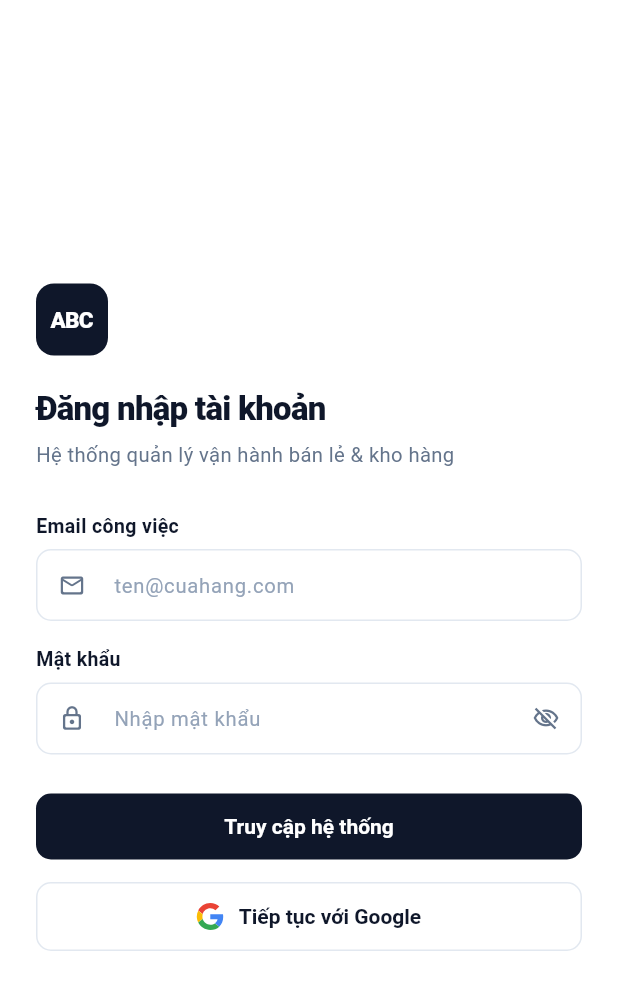
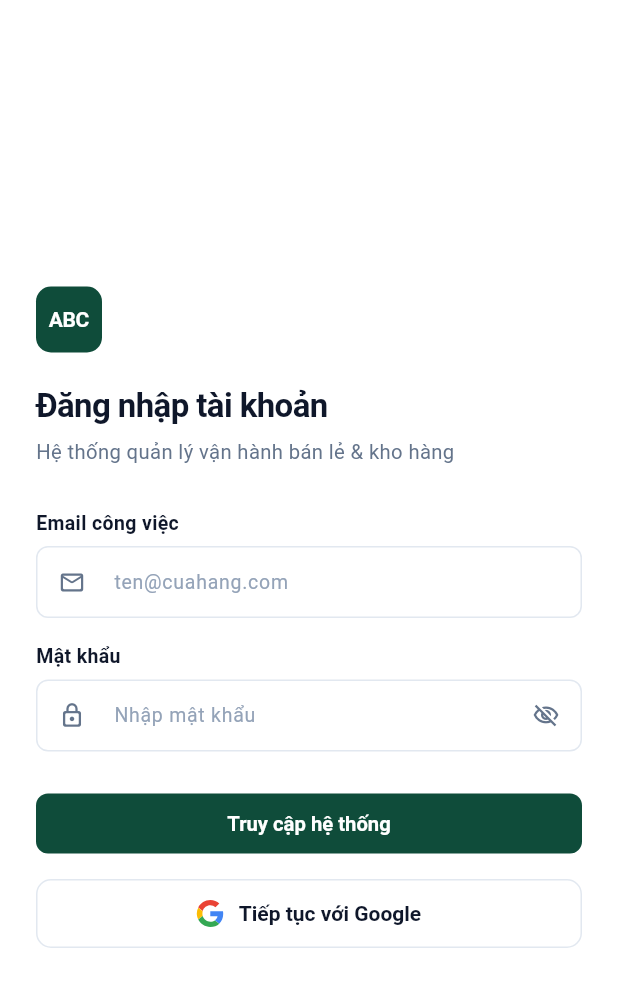
Before and after one commit to AI-Business-copilot/abc-app, a Flutter app: the screen it shows after launch, on a phone screen of 412 x 824 dp. Shown: the top 990 px of the screen. Run offline on Flutter 3.47's test engine with Material 3 defaults, Android fonts, the phone set to English and light mode, and no system bars; our stand-ins replace barcode_widget, dio, image_picker, pdf, printing, shared_preferences and 1 more; missing offline and left inert: mobile_scanner; accounts and stored records are empty.

Commit message:
style: align app theme and screens with unslop guidelines and brand palette

```diff
--- a/lib/core/theme/app_theme.dart
+++ b/lib/core/theme/app_theme.dart
@@ -2,8 +2,9 @@ import 'package:flutter/material.dart';
 
 class AppTheme {
   // Brand & Action
-  static const Color primary = Color(0xFF0F172A); // Slate 900
-  static const Color accent = Color(0xFF2563EB); // Royal Blue
+  static const Color primary = Color(0xFF0F172A); // Slate 900 / Graphite
+  static const Color accent = Color(0xFF0F4C3A); // ABC Retail Signature Forest Green
+  static const Color accentBg = Color(0xFFECFDF5); // Emerald 50
   static const Color surface = Color(0xFFFFFFFF);
   static const Color background = Color(0xFFF8FAFC); // Slate 50
   static const Color border = Color(0xFFE2E8F0); // Slate 200
@@ -11,11 +12,11 @@ class AppTheme {
   static const Color subtle = Color(0xFF94A3B8); // Slate 400
 
   // Semantic Status
-  static const Color success = Color(0xFF059669); // Emerald 600
+  static const Color success = Color(0xFF047857); // Emerald 700
   static const Color successBg = Color(0xFFECFDF5);
-  static const Color warning = Color(0xFFD97706); // Amber 600
+  static const Color warning = Color(0xFFB45309); // Amber 700
   static const Color warningBg = Color(0xFFFFFBEB);
-  static const Color danger = Color(0xFFDC2626); // Red 600
+  static const Color danger = Color(0xFFC1121F); // Red 700
   static const Color dangerBg = Color(0xFFFEF2F2);
 
   static ThemeData get lightTheme {
@@ -36,38 +37,38 @@ class AppTheme {
         scrolledUnderElevation: 0.5,
         titleTextStyle: TextStyle(
           color: primary,
-          fontSize: 16,
-          fontWeight: FontWeight.w700,
+          fontSize: 15.5,
+          fontWeight: FontWeight.w600,
           letterSpacing: -0.2,
         ),
-        iconTheme: IconThemeData(color: primary, size: 22),
+        iconTheme: IconThemeData(color: primary, size: 20),
       ),
       inputDecorationTheme: InputDecorationTheme(
         filled: true,
         fillColor: surface,
         contentPadding: const EdgeInsets.symmetric(horizontal: 14, vertical: 12),
-        hintStyle: const TextStyle(color: subtle, fontSize: 13.5),
+        hintStyle: const TextStyle(color: subtle, fontSize: 13),
         border: OutlineInputBorder(
-          borderRadius: BorderRadius.circular(10),
+          borderRadius: BorderRadius.circular(8),
           borderSide: const BorderSide(color: border),
         ),
         enabledBorder: OutlineInputBorder(
-          borderRadius: BorderRadius.circular(10),
+          borderRadius: BorderRadius.circular(8),
           borderSide: const BorderSide(color: border),
         ),
         focusedBorder: OutlineInputBorder(
-          borderRadius: BorderRadius.circular(10),
+          borderRadius: BorderRadius.circular(8),
           borderSide: const BorderSide(color: accent, width: 1.5),
         ),
       ),
       elevatedButtonTheme: ElevatedButtonThemeData(
         style: ElevatedButton.styleFrom(
-          backgroundColor: primary,
+          backgroundColor: accent,
           foregroundColor: Colors.white,
           elevation: 0,
-          shape: RoundedRectangleBorder(borderRadius: BorderRadius.circular(10)),
-          padding: const EdgeInsets.symmetric(vertical: 14, horizontal: 16),
-          textStyle: const TextStyle(fontWeight: FontWeight.w600, fontSize: 14),
+          shape: RoundedRectangleBorder(borderRadius: BorderRadius.circular(8)),
+          padding: const EdgeInsets.symmetric(vertical: 12, horizontal: 16),
+          textStyle: const TextStyle(fontWeight: FontWeight.w600, fontSize: 13.5),
         ),
       ),
     );
--- a/lib/features/auth/screens/login_screen.dart
+++ b/lib/features/auth/screens/login_screen.dart
@@ -187,20 +187,20 @@ class _LoginScreenState extends State<LoginScreen> with WidgetsBindingObserver {
                   Align(
                     alignment: Alignment.centerLeft,
                     child: Container(
-                      width: 48,
-                      height: 48,
+                      width: 44,
+                      height: 44,
                       decoration: BoxDecoration(
-                        color: AppTheme.primary,
-                        borderRadius: BorderRadius.circular(12),
+                        color: AppTheme.accent,
+                        borderRadius: BorderRadius.circular(10),
                       ),
                       child: const Center(
                         child: Text(
                           'ABC',
                           style: TextStyle(
                             color: Colors.white,
-                            fontWeight: FontWeight.w900,
-                            fontSize: 15,
-                            letterSpacing: -0.5,
+                            fontWeight: FontWeight.w700,
+                            fontSize: 14,
+                            letterSpacing: -0.3,
                           ),
                         ),
                       ),
@@ -211,9 +211,9 @@ class _LoginScreenState extends State<LoginScreen> with WidgetsBindingObserver {
                     'Đăng nhập tài khoản',
                     style: TextStyle(
                       fontSize: 22,
-                      fontWeight: FontWeight.w800,
+                      fontWeight: FontWeight.w700,
                       color: AppTheme.primary,
-                      letterSpacing: -0.5,
+                      letterSpacing: -0.4,
                     ),
                   ),
                   const SizedBox(height: 6),
--- a/lib/features/lots/screens/lots_and_scrap_screen.dart
+++ b/lib/features/lots/screens/lots_and_scrap_screen.dart
@@ -32,11 +32,11 @@ class _LotsAndScrapScreenState extends State<LotsAndScrapScreen>
               color: AppTheme.surface,
               child: TabBar(
                 controller: _tabController,
-                labelColor: AppTheme.primary,
+                labelColor: AppTheme.accent,
                 unselectedLabelColor: AppTheme.muted,
-                indicatorColor: AppTheme.primary,
+                indicatorColor: AppTheme.accent,
                 indicatorWeight: 2,
-                labelStyle: const TextStyle(fontWeight: FontWeight.w700, fontSize: 13),
+                labelStyle: const TextStyle(fontWeight: FontWeight.w600, fontSize: 13),
                 unselectedLabelStyle: const TextStyle(fontWeight: FontWeight.w500, fontSize: 13),
                 tabs: const [
                   Tab(text: 'Lô hàng'),
```
Also changed, not shown: lib/features/alerts/screens/alerts_screen.dart (+4 -4 lines), lib/features/home/home_screen.dart (+30 -13 lines), lib/features/products/screens/products_screen.dart (+12 -11 lines).
